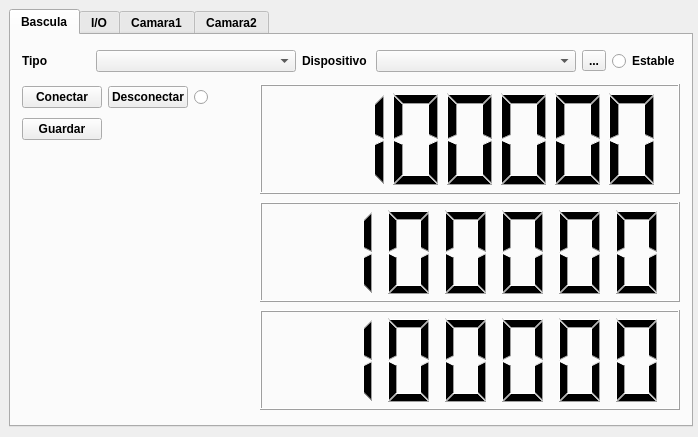
This is testlib/mainwindow.ui in sunsiz/nQTrucks as Qt 5 draws it before an edit. The edited form follows.
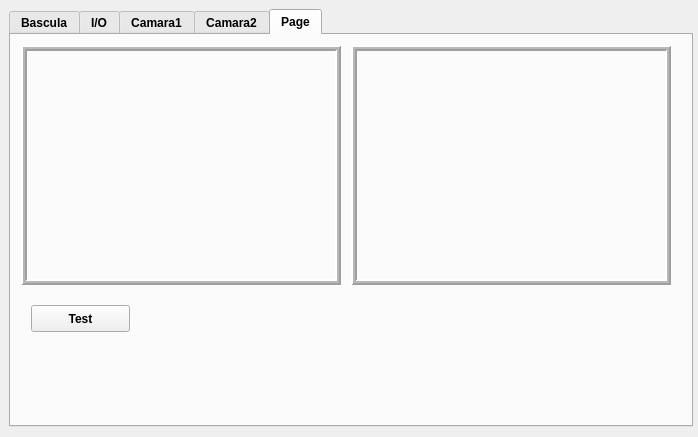
This is the edited form.

```diff
--- a/testlib/mainwindow.ui
+++ b/testlib/mainwindow.ui
@@ -30,7 +30,7 @@
      </rect>
     </property>
     <property name="currentIndex">
-     <number>0</number>
+     <number>4</number>
     </property>
     <property name="documentMode">
      <bool>false</bool>
@@ -53,23 +53,6 @@
        <layout class="QVBoxLayout" name="verticalLayout_6">
         <item>
          <layout class="QHBoxLayout" name="horizontalLayout_5">
-          <item>
-           <widget class="QLabel" name="label_7">
-            <property name="text">
-             <string>Tipo</string>
-            </property>
-           </widget>
-          </item>
-          <item>
-           <widget class="QComboBox" name="BasculaTipoComboBox">
-            <property name="minimumSize">
-             <size>
-              <width>200</width>
-              <height>0</height>
-             </size>
-            </property>
-           </widget>
-          </item>
           <item>
            <widget class="QLabel" name="label_8">
             <property name="text">
@@ -206,7 +189,7 @@
                </size>
               </property>
               <property name="smallDecimalPoint">
-               <bool>false</bool>
+               <bool>true</bool>
               </property>
               <property name="digitCount">
                <number>7</number>
@@ -905,6 +888,104 @@
       </item>
      </layout>
     </widget>
+    <widget class="QWidget" name="tab">
+     <attribute name="title">
+      <string>Page</string>
+     </attribute>
+     <widget class="QLabel" name="FotoOriginal">
+      <property name="geometry">
+       <rect>
+        <x>10</x>
+        <y>10</y>
+        <width>320</width>
+        <height>240</height>
+       </rect>
+      </property>
+      <property name="minimumSize">
+       <size>
+        <width>320</width>
+        <height>240</height>
+       </size>
+      </property>
+      <property name="maximumSize">
+       <size>
+        <width>320</width>
+        <height>240</height>
+       </size>
+      </property>
+      <property name="frameShape">
+       <enum>QFrame::Box</enum>
+      </property>
+      <property name="frameShadow">
+       <enum>QFrame::Raised</enum>
+      </property>
+      <property name="lineWidth">
+       <number>2</number>
+      </property>
+      <property name="midLineWidth">
+       <number>2</number>
+      </property>
+      <property name="text">
+       <string/>
+      </property>
+      <property name="scaledContents">
+       <bool>true</bool>
+      </property>
+     </widget>
+     <widget class="QLabel" name="FotoMatricula">
+      <property name="geometry">
+       <rect>
+        <x>340</x>
+        <y>10</y>
+        <width>320</width>
+        <height>240</height>
+       </rect>
+      </property>
+      <property name="minimumSize">
+       <size>
+        <width>320</width>
+        <height>240</height>
+       </size>
+      </property>
+      <property name="maximumSize">
+       <size>
+        <width>320</width>
+        <height>240</height>
+       </size>
+      </property>
+      <property name="frameShape">
+       <enum>QFrame::Box</enum>
+      </property>
+      <property name="frameShadow">
+       <enum>QFrame::Raised</enum>
+      </property>
+      <property name="lineWidth">
+       <number>2</number>
+      </property>
+      <property name="midLineWidth">
+       <number>2</number>
+      </property>
+      <property name="text">
+       <string/>
+      </property>
+      <property name="scaledContents">
+       <bool>true</bool>
+      </property>
+     </widget>
+     <widget class="QPushButton" name="TestMatricula1">
+      <property name="geometry">
+       <rect>
+        <x>20</x>
+        <y>270</y>
+        <width>99</width>
+        <height>27</height>
+       </rect>
+      </property>
+      <property name="text">
+       <string>Test</string>
+      </property>
+     </widget>
+    </widget>
    </widget>
   </widget>
  </widget>
```
Left out of the diff: 10 changed lines with no effect on the pictures.
